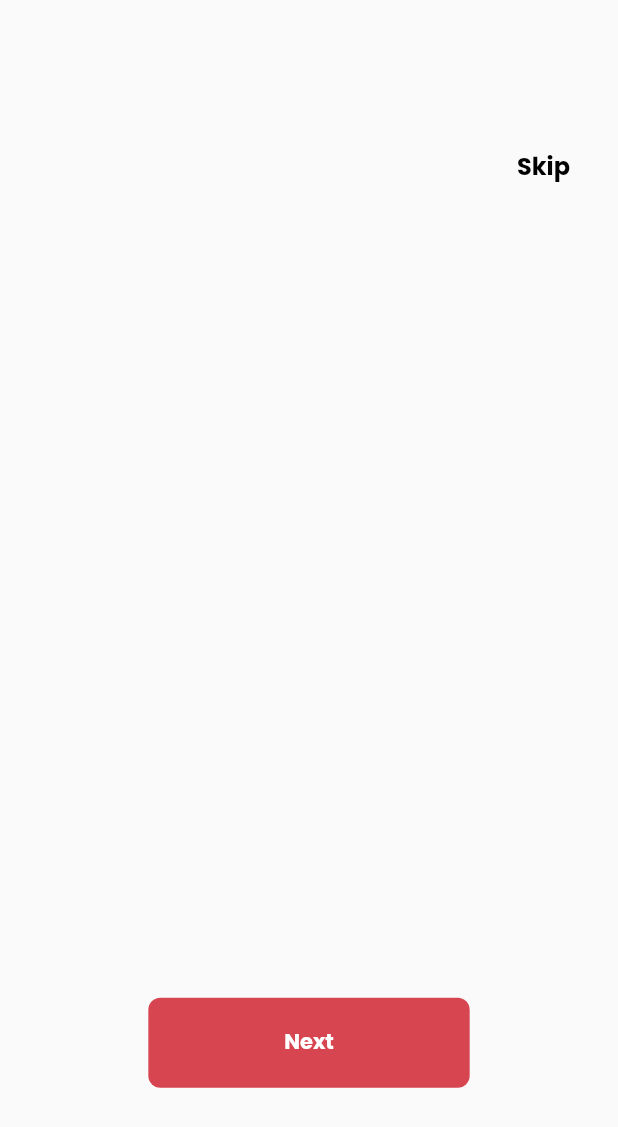
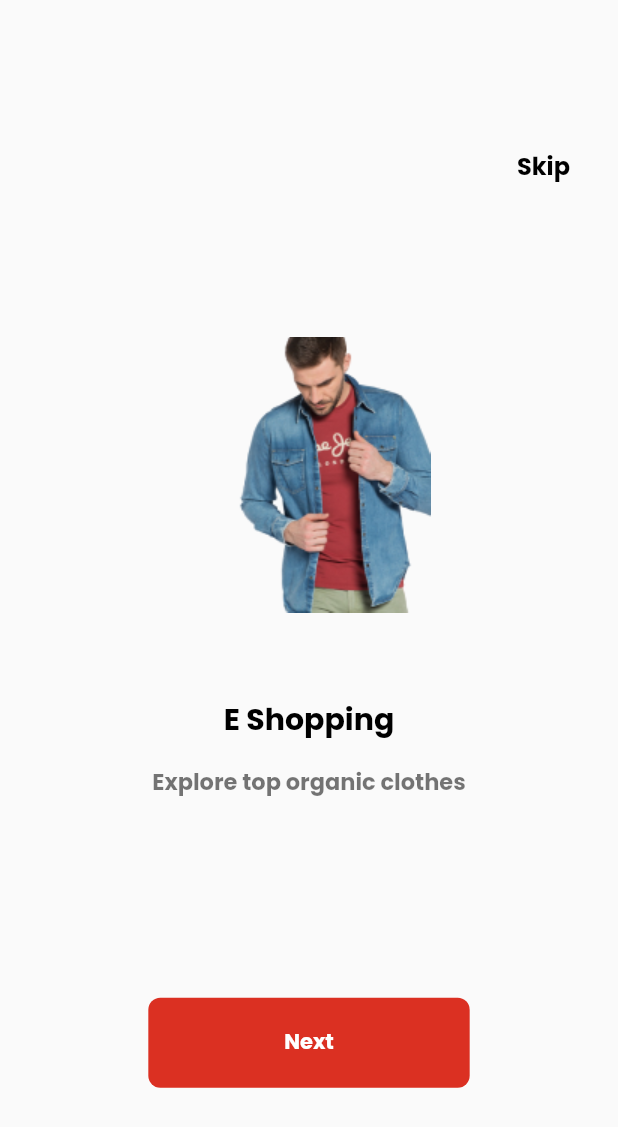
Before and after one commit to MohammedLaham/clothes_app, a Flutter app: the screen it shows after launch, on a phone screen of 412 x 824 dp. Shown: the top 1127 px of the screen. Run offline on Flutter 3.47's test engine with Material 2 defaults, Android fonts, the light colour scheme and no system bars; our stand-ins replace get.

Commit message:
finish on bording and page view

```diff
--- a/lib/constants.dart
+++ b/lib/constants.dart
@@ -1,3 +1,3 @@
 import 'dart:ui';
 
-const Color pKColor = Color(0xffD64550 );
+const Color pKColor = Color(0xFFDB3022 );
--- /dev/null
+++ b/lib/features/on Bording/widget/custom_page_view.dart
@@ -0,0 +1,18 @@
+import 'package:clothesmarketer/features/on%20Bording/widget/page_view_item.dart';
+import 'package:flutter/material.dart';
+
+class CustomPageView extends StatelessWidget {
+  const CustomPageView({Key? key}) : super(key: key);
+
+  @override
+  Widget build(BuildContext context) {
+    return PageView(
+      children: const [
+        PageViewItem(image:'assest/images/onBrinding1.png' ,title: 'E Shopping',subTitle: 'Explore top organic clothes',),
+        PageViewItem(image:'assest/images/on_way.png' ,title: 'Delivary on the way',subTitle: 'Get your order by speed delivery',),
+        PageViewItem(image:'assest/images/img.png' ,title: 'Delivery Arrived ',subTitle: 'Order is arrived at your Place',),
+
+      ],
+    );
+  }
+}
--- a/lib/features/on Bording/widget/on_bording_body.dart
+++ b/lib/features/on Bording/widget/on_bording_body.dart
@@ -1,5 +1,6 @@
 import 'package:clothesmarketer/core/utils/size_conf.dart';
 import 'package:clothesmarketer/core/widgwts/custom_button.dart';
+import 'package:clothesmarketer/features/on%20Bording/widget/custom_page_view.dart';
 import 'package:flutter/material.dart';
 
 class OnBordingBody extends StatelessWidget {
@@ -9,6 +10,7 @@ class OnBordingBody extends StatelessWidget {
   Widget build(BuildContext context) {
     return Stack(
       children: [
+        const CustomPageView() ,
         Positioned(
             //هذه افضل من الميديا كويري
             top: SizeConfig.defaultSize! * 10,
--- /dev/null
+++ b/lib/features/on Bording/widget/page_view_item.dart
@@ -0,0 +1,48 @@
+import 'package:clothesmarketer/core/utils/size_conf.dart';
+import 'package:clothesmarketer/core/widgwts/custom_sizedbox.dart';
+import 'package:flutter/material.dart';
+
+class PageViewItem extends StatelessWidget {
+  const PageViewItem({Key? key, this.title, this.subTitle, this.image})
+      : super(key: key);
+  final String? title;
+  final String? subTitle;
+  final String? image;
+
+  @override
+  Widget build(BuildContext context) {
+    return Column(
+      children: [
+        const VerticalSpace(22),
+        SizedBox(
+          height: SizeConfig.defaultSize! *20,
+          child: Image.asset(image!,),
+        ),
+        const VerticalSpace(5),
+        Text(
+          title!,
+          style: const TextStyle(
+              fontSize: 20, color: Colors.black, fontWeight: FontWeight.w600),
+          textAlign: TextAlign.left,
+        ),
+        const VerticalSpace(1.5),
+        Text(
+          subTitle!,
+          style: const TextStyle(
+            fontSize: 15,
+            color: Colors.black54,
+          ),
+          textAlign: TextAlign.left,
+        )
+        //     Container(
+        //       height: 100,
+        //  width: 100,
+        //  child: Image(
+        //       image: CachedNetworkImageProvider(
+        //         'https://via.placeholder.com/119x157',
+        //       )),
+        // )
+      ],
+    );
+  }
+}
--- a/pubspec.yaml
+++ b/pubspec.yaml
@@ -28,7 +28,7 @@ environment:
 # the latest version available on pub.dev. To see which dependencies have newer
 # versions available, run `flutter pub outdated`.
 dependencies:
-
+  cached_network_image: ^3.2.3
   get: ^4.6.5
   flutter:
     sdk: flutter
```
Also changed, not shown: lib/core/widgwts/custom_sizedbox.dart (added, +20 -0 lines), assest/images/image.png (added), assest/images/img.png (added), assest/images/onBrinding1.png (added), assest/images/on_way.png (added), pubspec.lock, 2 other files.
